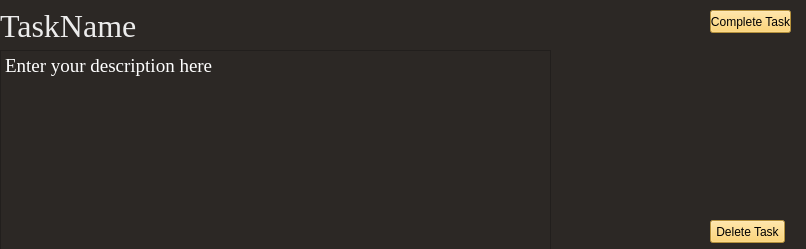
Mulukulum/Amberia, file Codebase/GUI/UI Files/TaskDisplay.ui: the form before one commit.
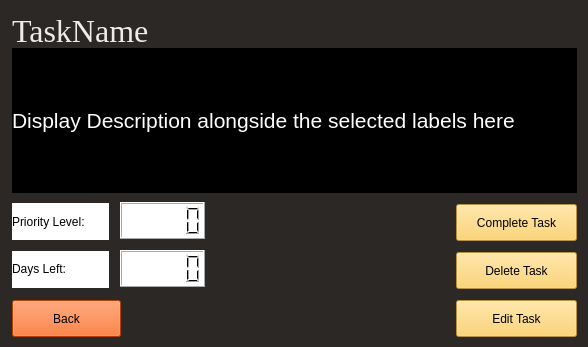
The form after the commit.

Commit message: Task Display (Py and UI files)

Patch:
```diff
--- a/Codebase/GUI/UI Files/TaskDisplay.ui
+++ b/Codebase/GUI/UI Files/TaskDisplay.ui
@@ -6,8 +6,8 @@
    <rect>
     <x>0</x>
     <y>0</y>
-    <width>806</width>
-    <height>249</height>
+    <width>588</width>
+    <height>347</height>
    </rect>
   </property>
   <property name="windowTitle">
@@ -19,10 +19,10 @@
   <widget class="QLabel" name="TaskName">
    <property name="geometry">
     <rect>
-     <x>0</x>
-     <y>10</y>
-     <width>551</width>
-     <height>31</height>
+     <x>12</x>
+     <y>12</y>
+     <width>565</width>
+     <height>37</height>
     </rect>
    </property>
    <property name="font">
@@ -47,42 +47,13 @@
     <set>Qt::AlignLeading|Qt::AlignLeft|Qt::AlignVCenter</set>
    </property>
   </widget>
-  <widget class="QTextBrowser" name="TaskDescription">
-   <property name="geometry">
-    <rect>
-     <x>0</x>
-     <y>50</y>
-     <width>551</width>
-     <height>201</height>
-    </rect>
-   </property>
-   <property name="font">
-    <font>
-     <family>Times New Roman</family>
-     <pointsize>14</pointsize>
-    </font>
-   </property>
-   <property name="styleSheet">
-    <string notr="true">color : rgb(255, 255, 255)</string>
-   </property>
-   <property name="readOnly">
-    <bool>false</bool>
-   </property>
-   <property name="html">
-    <string>&lt;!DOCTYPE HTML PUBLIC &quot;-//W3C//DTD HTML 4.0//EN&quot; &quot;http://www.w3.org/TR/REC-html40/strict.dtd&quot;&gt;
-&lt;html&gt;&lt;head&gt;&lt;meta name=&quot;qrichtext&quot; content=&quot;1&quot; /&gt;&lt;style type=&quot;text/css&quot;&gt;
-p, li { white-space: pre-wrap; }
-&lt;/style&gt;&lt;/head&gt;&lt;body style=&quot; font-family:'Times New Roman'; font-size:14pt; font-weight:400; font-style:normal;&quot;&gt;
-&lt;p style=&quot; margin-top:0px; margin-bottom:0px; margin-left:0px; margin-right:0px; -qt-block-indent:0; text-indent:0px;&quot;&gt;Enter your description here&lt;/p&gt;&lt;/body&gt;&lt;/html&gt;</string>
-   </property>
-  </widget>
   <widget class="QPushButton" name="TaskDeleteButton">
    <property name="geometry">
     <rect>
-     <x>710</x>
-     <y>220</y>
-     <width>75</width>
-     <height>23</height>
+     <x>456</x>
+     <y>252</y>
+     <width>121</width>
+     <height>37</height>
     </rect>
    </property>
    <property name="styleSheet">
@@ -96,10 +67,10 @@
   <widget class="QPushButton" name="TaskDeleteButton_2">
    <property name="geometry">
     <rect>
-     <x>710</x>
-     <y>10</y>
-     <width>81</width>
-     <height>23</height>
+     <x>456</x>
+     <y>204</y>
+     <width>121</width>
+     <height>37</height>
     </rect>
    </property>
    <property name="styleSheet">
@@ -110,6 +81,112 @@
     <string>Complete Task</string>
    </property>
   </widget>
+  <widget class="QPushButton" name="TaskEditButton">
+   <property name="geometry">
+    <rect>
+     <x>456</x>
+     <y>300</y>
+     <width>121</width>
+     <height>37</height>
+    </rect>
+   </property>
+   <property name="styleSheet">
+    <string notr="true">background: #fdcb52;</string>
+   </property>
+   <property name="text">
+    <string>Edit Task</string>
+   </property>
+  </widget>
+  <widget class="QPushButton" name="BackButton">
+   <property name="geometry">
+    <rect>
+     <x>12</x>
+     <y>300</y>
+     <width>109</width>
+     <height>37</height>
+    </rect>
+   </property>
+   <property name="styleSheet">
+    <string notr="true">background: rgb(255, 85, 0)</string>
+   </property>
+   <property name="text">
+    <string>Back</string>
+   </property>
+  </widget>
+  <widget class="QLCDNumber" name="lcdNumber">
+   <property name="geometry">
+    <rect>
+     <x>120</x>
+     <y>202</y>
+     <width>85</width>
+     <height>37</height>
+    </rect>
+   </property>
+   <property name="styleSheet">
+    <string notr="true">background: rgb(255, 255, 255)</string>
+   </property>
+  </widget>
+  <widget class="QLabel" name="label">
+   <property name="geometry">
+    <rect>
+     <x>12</x>
+     <y>203</y>
+     <width>97</width>
+     <height>37</height>
+    </rect>
+   </property>
+   <property name="styleSheet">
+    <string notr="true">background: rgb(255, 255, 255)</string>
+   </property>
+   <property name="text">
+    <string>Priority Level:</string>
+   </property>
+  </widget>
+  <widget class="QLCDNumber" name="lcdNumber_2">
+   <property name="geometry">
+    <rect>
+     <x>120</x>
+     <y>250</y>
+     <width>85</width>
+     <height>37</height>
+    </rect>
+   </property>
+   <property name="styleSheet">
+    <string notr="true">background: rgb(255, 255, 255)</string>
+   </property>
+  </widget>
+  <widget class="QLabel" name="label_2">
+   <property name="geometry">
+    <rect>
+     <x>12</x>
+     <y>251</y>
+     <width>97</width>
+     <height>37</height>
+    </rect>
+   </property>
+   <property name="styleSheet">
+    <string notr="true">background: rgb(255, 255, 255)</string>
+   </property>
+   <property name="text">
+    <string>&lt;html&gt;&lt;head/&gt;&lt;body&gt;&lt;p&gt;Days Left:&lt;/p&gt;&lt;/body&gt;&lt;/html&gt;</string>
+   </property>
+  </widget>
+  <widget class="QLabel" name="label_3">
+   <property name="geometry">
+    <rect>
+     <x>12</x>
+     <y>48</y>
+     <width>565</width>
+     <height>145</height>
+    </rect>
+   </property>
+   <property name="styleSheet">
+    <string notr="true">background: rgb(0, 0, 0)</string>
+   </property>
+   <property name="text">
+    <string>&lt;html&gt;&lt;head/&gt;&lt;body&gt;&lt;p&gt;&lt;span style=&quot; font-size:16pt; color:#ffffff;&quot;&gt;Display Description alongside the selected labels here&lt;/span&gt;&lt;/p&gt;&lt;/body&gt;&lt;/html&gt;</string>
+   </property>
+  </widget>
  </widget>
  <resources/>
  <connections/>
```
Left out of the diff: 2 changed lines with no effect on the pictures. The commit also changes 1 other file.
